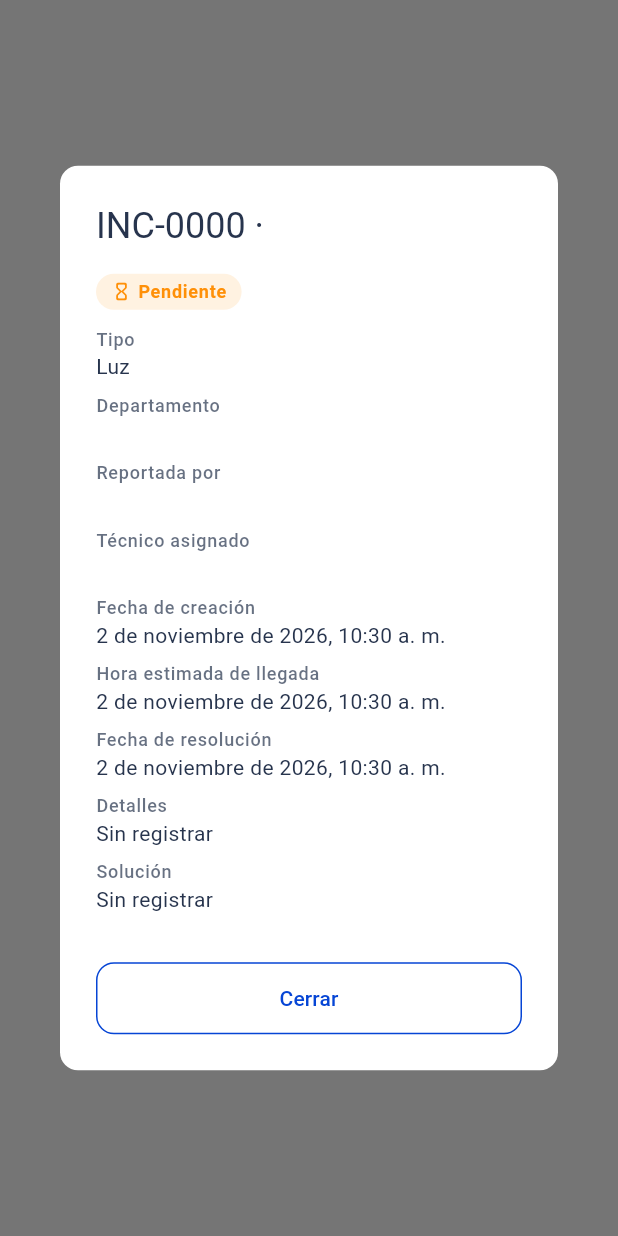
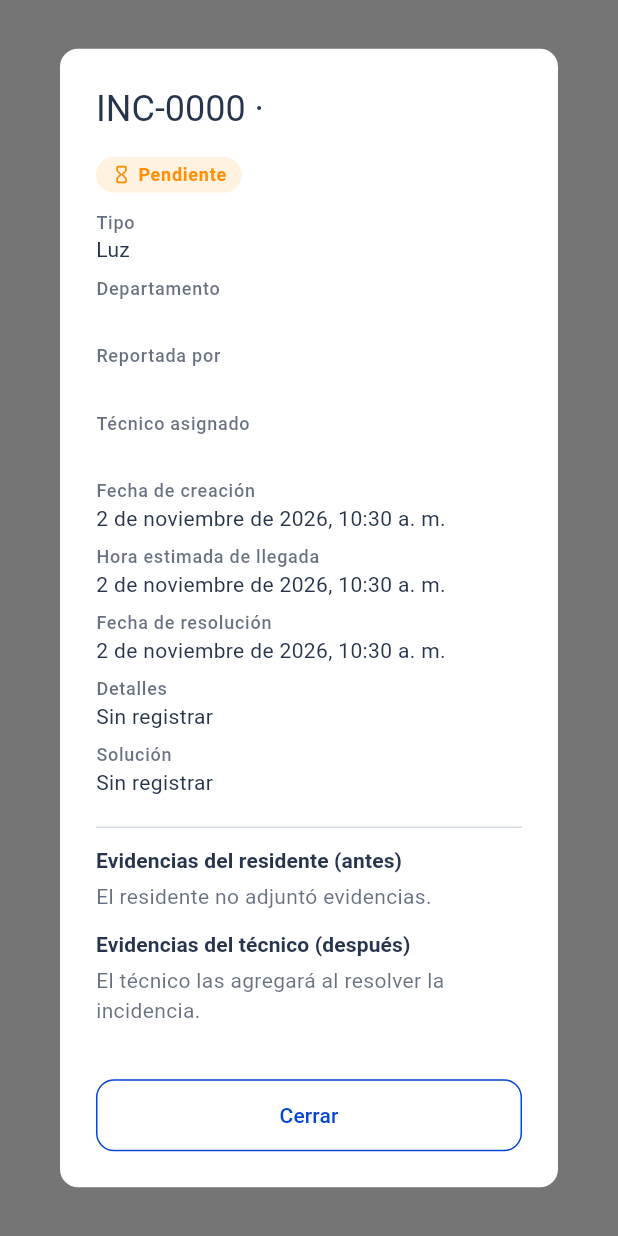
Before and after one commit to ShadowFirmware/FIXO, a Flutter app: what showHistoryIncidentDetail() shows on an empty page, opened directly with empty values, on a phone screen of 412 x 824 dp. Run offline on Flutter 3.47's test engine with Material 3 defaults, Android fonts, the phone set to English and light mode, and no system bars; our stand-ins replace cloud_firestore, firebase_auth, firebase_core, image_picker, video_player; accounts and stored records are empty.

Commit message:
feat(T-4.11.6): mostrar las evidencias del residente y del técnico
El detalle separa las evidencias de antes (residente) y de después
(técnico) y explica por qué no hay cuando faltan.

Co-Authored-By: Claude Opus 5.5 <noreply@anthropic.com>

```diff
--- a/lib/features/admin/presentation/widgets/history_incident_detail.dart
+++ b/lib/features/admin/presentation/widgets/history_incident_detail.dart
@@ -2,6 +2,7 @@ import 'package:flutter/material.dart';
 
 import '../../../../core/theme/app_colors.dart';
 import '../../../incidents/domain/entities/incident.dart';
+import '../../../incidents/presentation/widgets/evidence_gallery.dart';
 import '../../../incidents/presentation/widgets/incident_status_view.dart';
 import '../../domain/entities/history_incident.dart';
 import 'history_incident_widgets.dart';
@@ -30,6 +31,19 @@ Future<void> showHistoryIncidentDetail(
               const SizedBox(height: 12),
               for (final (label, value) in historyDetailRows(record))
                 _DetailRow(label, value),
+              const Divider(height: 24),
+              _EvidenceSection(
+                key: const Key('historyDetail.before'),
+                title: 'Evidencias del residente (antes)',
+                urls: incident.evidenceBefore,
+                emptyText: 'El residente no adjuntó evidencias.',
+              ),
+              _EvidenceSection(
+                key: const Key('historyDetail.after'),
+                title: 'Evidencias del técnico (después)',
+                urls: incident.evidenceAfter,
+                emptyText: afterEvidenceEmptyText(incident.status),
+              ),
             ],
           ),
         ),
@@ -74,6 +88,54 @@ List<(String, String)> historyDetailRows(HistoryIncident record) {
   ];
 }
 
+/// Por qué no hay evidencias del técnico: el técnico las registra al
+/// resolver la incidencia.
+String afterEvidenceEmptyText(IncidentStatus status) => switch (status) {
+  IncidentStatus.resolved => 'El técnico no adjuntó evidencias.',
+  IncidentStatus.rejected => 'La incidencia fue rechazada; no hay solución.',
+  _ => 'El técnico las agregará al resolver la incidencia.',
+};
+
+/// Título y miniaturas de un grupo de evidencias.
+class _EvidenceSection extends StatelessWidget {
+  const _EvidenceSection({
+    super.key,
+    required this.title,
+    required this.urls,
+    required this.emptyText,
+  });
+
+  final String title;
+  final List<String> urls;
+  final String emptyText;
+
+  @override
+  Widget build(BuildContext context) {
+    final textTheme = Theme.of(context).textTheme;
+    return Column(
+      crossAxisAlignment: CrossAxisAlignment.start,
+      children: [
+        Text(
+          urls.isEmpty ? title : '$title · ${urls.length}',
+          style: textTheme.labelLarge?.copyWith(fontWeight: FontWeight.w700),
+        ),
+        if (urls.isEmpty)
+          Padding(
+            padding: const EdgeInsets.only(top: 4, bottom: 12),
+            child: Text(
+              emptyText,
+              style: textTheme.bodyMedium?.copyWith(
+                color: AppColors.textSecondary,
+              ),
+            ),
+          )
+        else
+          EvidenceGallery(urls: urls),
+      ],
+    );
+  }
+}
+
 class _DetailRow extends StatelessWidget {
   const _DetailRow(this.label, this.value);
 
```
